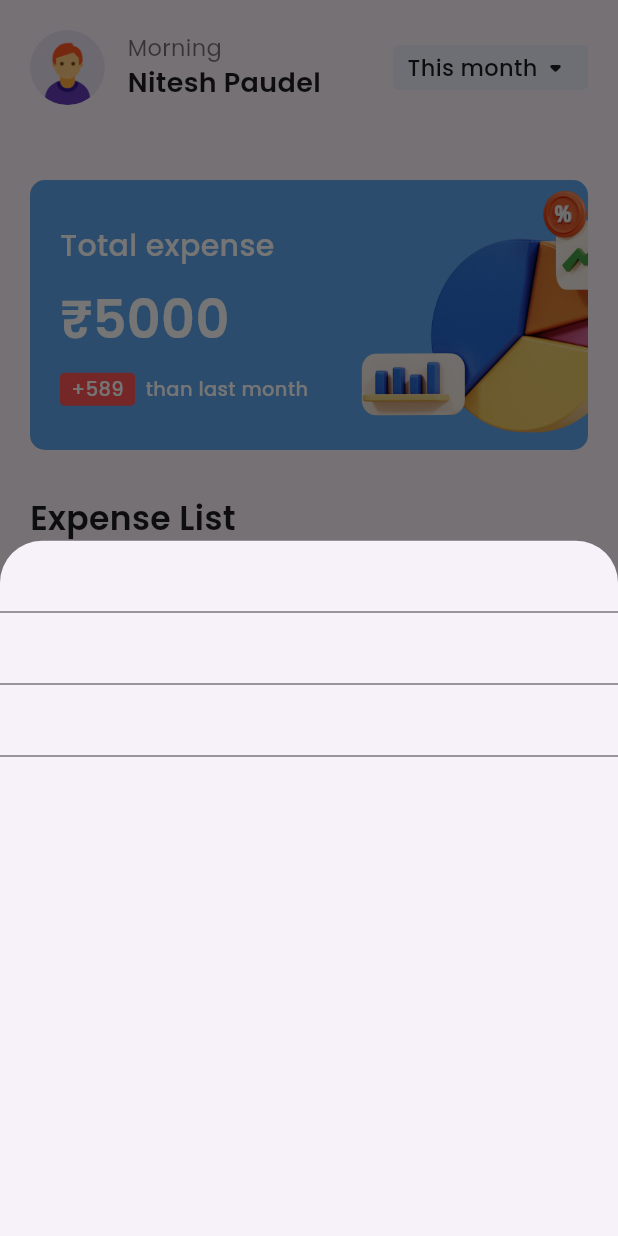
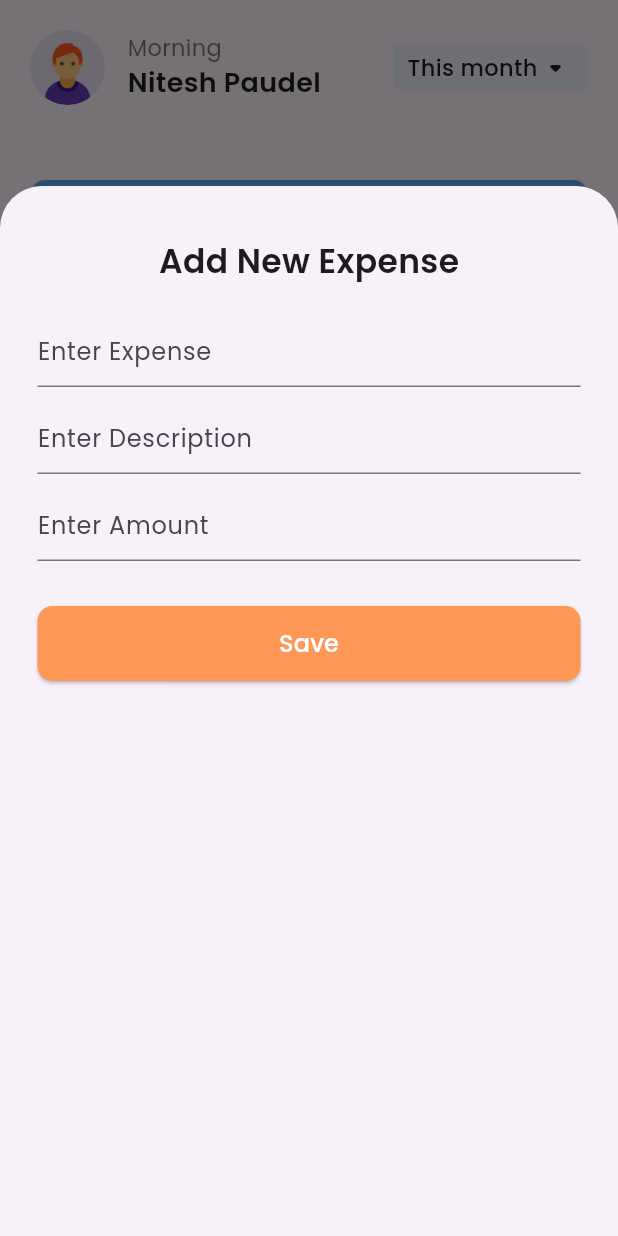
Before and after one commit to niteshpaudel/Expense-Tracker-App-in-Flutter, a Flutter app: the ExpenseScreen screen opened directly, after a tap on the "add" icon, on a phone screen of 412 x 824 dp. Run offline on Flutter 3.47's test engine with Material 3 defaults, Android fonts, the light colour scheme and no system bars.

Commit message:
Some Progress

```diff
--- a/lib/screens/expense_screen.dart
+++ b/lib/screens/expense_screen.dart
@@ -10,6 +10,9 @@ class ExpenseScreen extends StatefulWidget {
 }
 
 class _ExpenseScreenState extends State<ExpenseScreen> {
+  final expenseTitleController = TextEditingController();
+  final expenseDescriptionController = TextEditingController();
+  final expenseAmountController = TextEditingController();
   List<Widget> expenseList = [
     const Expense(
       expenseTitle: 'Grocery',
@@ -25,15 +28,21 @@ class _ExpenseScreenState extends State<ExpenseScreen> {
   String greetingText = "Morning";
   int currenthour = DateTime.now().hour;
   @override
+  void dispose() {
+    expenseTitleController.dispose();
+    expenseDescriptionController.dispose();
+    expenseAmountController.dispose();
+    super.dispose();
+  }
+
+  @override
   Widget build(BuildContext context) {
-    final expenseTitleController = TextEditingController();
-    final expenseDescriptionController = TextEditingController();
-    final expenseAmountController = TextEditingController();
     if (currenthour >= 12 && currenthour <= 18) {
       greetingText = "Afternoon";
     } else if (currenthour > 18) {
       greetingText = "Evening";
     }
+
     return SafeArea(
       child: Scaffold(
         body: SingleChildScrollView(
@@ -225,31 +234,94 @@ class _ExpenseScreenState extends State<ExpenseScreen> {
           ),
           onPressed: () {
             showModalBottomSheet(
+                isScrollControlled: true,
                 context: context,
                 builder: (context) {
-                  return Container(
+                  return SizedBox(
+                    height: 700,
+                    child: Padding(
+                      padding: const EdgeInsets.all(25.0),
                       child: Column(
                         children: [
+                          const SizedBox(
+                            height: 10,
+                          ),
+                          const Text(
+                            'Add New Expense',
+                            style: TextStyle(
+                                fontSize: 22, fontWeight: FontWeight.w600),
+                          ),
+                          const SizedBox(
+                            height: 20,
+                          ),
                           TextField(
                             controller: expenseTitleController,
+                            decoration: const InputDecoration(
+                                hintText: 'Enter Expense'),
+                          ),
+                          const SizedBox(
+                            height: 10,
                           ),
                           TextField(
                             controller: expenseDescriptionController,
+                            decoration: const InputDecoration(
+                                hintText: 'Enter Description',
+                                hoverColor: Color.fromARGB(255, 255, 151, 86)),
+                          ),
+                          const SizedBox(
+                            height: 10,
                           ),
                           TextField(
+                            keyboardType: TextInputType.number,
                             controller: expenseAmountController,
+                            decoration:
+                                const InputDecoration(hintText: 'Enter Amount'),
+                          ),
+                          const SizedBox(
+                            height: 30,
+                          ),
+                          SizedBox(
+                            width: double.infinity,
+                            height: 50,
+                            child: ElevatedButton(
+                              onPressed: () {
+                                setState(() {
+                                  expenseList.add(Expense(
+                                    expenseTitle: expenseTitleController.text,
+                                    expenseDescription:
+                                        expenseDescriptionController.text,
+                                    expenseAmount:
+                                        int.parse(expenseAmountController.text),
+                                  ));
+                                });
+                                Navigator.pop(context);
+
+                              },
+                              style: ElevatedButton.styleFrom(
+                                  backgroundColor:
+                                      const Color.fromARGB(255, 255, 151, 86),
+                                  foregroundColor: Colors.white,
+                                  shape: RoundedRectangleBorder(
+                                    borderRadius: BorderRadius.circular(10),
+                                  )),
+                              child: const Text(
+                                'Save',
+                                style: TextStyle(fontSize: 16),
+                              ),
+                            ),
                           ),
                         ],
                       ),
+                    ),
                   );
                 });
-            setState(() {
-              expenseList.add(Expense(
-                expenseTitle: expenseTitleController.text,
-                expenseDescription: expenseDescriptionController.text,
-                expenseAmount: expenseAmountController as int,
-              ));
-            });
+            // setState(() {
+            //   expenseList.add(Expense(
+            //     expenseTitle: expenseTitleController.text,
+            //     expenseDescription: expenseDescriptionController.text,
+            //     expenseAmount: expenseAmountController as int,
+            //   ));
+            // });
           },
         ),
         floatingActionButtonLocation: FloatingActionButtonLocation.centerDocked,
--- a/lib/widgets/expense_widget.dart
+++ b/lib/widgets/expense_widget.dart
@@ -22,7 +22,7 @@ class _ExpenseWidgetState extends State<ExpenseWidget> {
       child: Padding(
         padding: const EdgeInsets.fromLTRB(15, 15, 15, 0),
         child: Column(
-          mainAxisSize: MainAxisSize.min,
+          // mainAxisSize: MainAxisSize.min,
           children: [
             const Row(
               children: [
```
Lines whose indentation alone changed are shown as unchanged.
